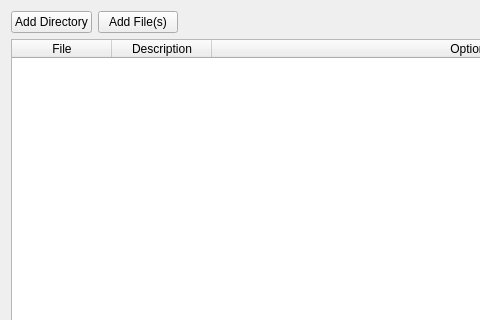
First picture: the form in Base/QTGUI/Resources/UI/qSlicerDataDialog.ui, repository gezidan/Slicer, before the edit; both pictures show x 0 to 480 and y 0 to 320 of the 742 by 404 pixel window.
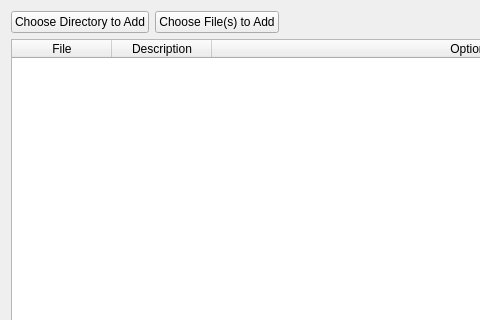
Second picture: the form after the edit.

Commit message: ENH: updated button text for clarity

```diff
--- a/Base/QTGUI/Resources/UI/qSlicerDataDialog.ui
+++ b/Base/QTGUI/Resources/UI/qSlicerDataDialog.ui
@@ -17,14 +17,14 @@
    <item row="0" column="0">
     <widget class="QPushButton" name="AddDirectoryButton">
      <property name="text">
-      <string>Add Directory</string>
+      <string>Choose Directory to Add</string>
      </property>
     </widget>
    </item>
    <item row="0" column="1">
     <widget class="QPushButton" name="AddFilesButton">
      <property name="text">
-      <string>Add File(s)</string>
+      <string>Choose File(s) to Add</string>
      </property>
     </widget>
    </item>
```
